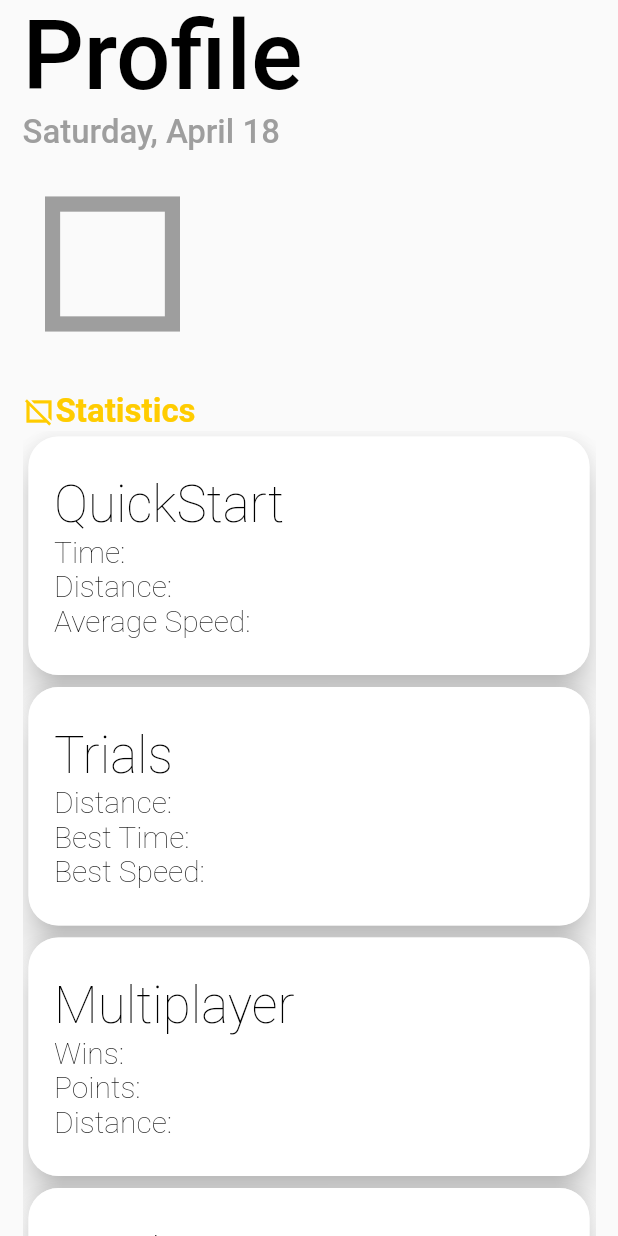
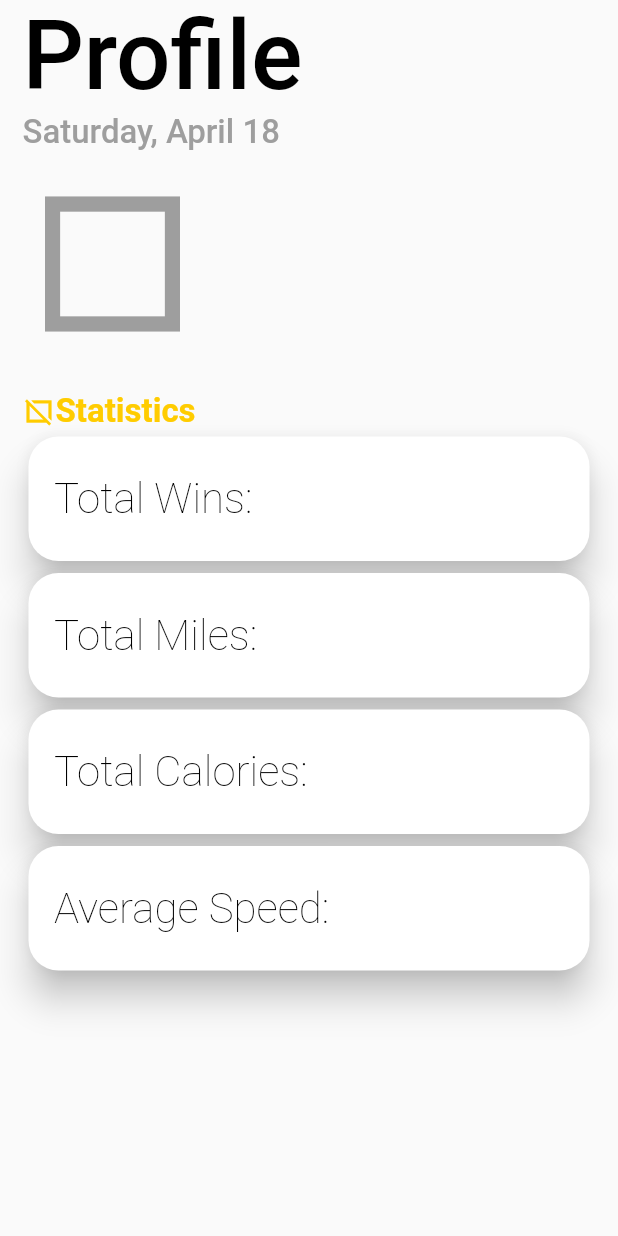
Before and after one commit to gfonsec2/Rider, a Flutter app: the Profile screen opened directly, on a phone screen of 412 x 824 dp. Run offline on Flutter 3.47's test engine with Material 2 defaults, Android fonts, the phone set to English and light mode, and no system bars; our stand-ins replace cloud_firestore, firebase_auth, firebase_database, flutter_icons; missing offline and left inert: flutter_mailer; accounts and stored records are empty; Roboto replaces fonts that are missing (ProximaNova).

Commit message:
fixed proflie with 4 stats

```diff
--- a/lib/Profile.dart
+++ b/lib/Profile.dart
@@ -67,7 +67,7 @@ class _ProfileState extends State<Profile> {
                         ],
                       ),
                     ),
-                  SizedBox(width:20),
+                  SizedBox(width:5),
                   StreamBuilder(
                     stream: Firestore.instance.collection('users').document(user.uid).snapshots(),
                     builder: (context, snapshot) {
@@ -81,14 +81,14 @@ class _ProfileState extends State<Profile> {
                           Text(userDocument["name"],
                             style: TextStyle(
                               fontFamily: 'ProximaNova',
-                              fontSize: 38,
+                              fontSize: 33,
                               fontWeight: FontWeight.w200,
                               color: Colors.black,
                             )
                           ),
                           Text(userDocument["username"],
                             style: TextStyle(
-                              fontSize: 28,
+                              fontSize: 20,
                               fontWeight: FontWeight.w200,
                               color: Color(0xff838383),
                             )
@@ -359,8 +359,9 @@ class _ProfileState extends State<Profile> {
         padding: EdgeInsets.only(bottom:25),
         children: <Widget>[
             Card(
+              //color: Color(0xff60CECE),
               shape: RoundedRectangleBorder(
-                side: BorderSide(color: Colors.white70, width: 1),
+                // side: BorderSide(color: Colors.white70, width: 1),
                 borderRadius: BorderRadius.circular(20),
               ),
               elevation: 10,
@@ -389,42 +390,42 @@ class _ProfileState extends State<Profile> {
                           crossAxisAlignment: CrossAxisAlignment.start,
                           children: <Widget>[
                             Row(children: <Widget>[
-                              Text("QuickStart",
+                              Text("Total Wins:",
                               style: TextStyle(
                                 fontFamily: 'ProximaNova',
-                                fontSize: 34,
+                                fontSize: 28,
                                 fontWeight: FontWeight.w200,
                                 color: Colors.black,
                               )
                             ),
                             ],),
-                            Row(children: <Widget>[
-                             Text("Time:",
-                              style: TextStyle(
-                                fontSize: 20,
-                                fontWeight: FontWeight.w200,
-                                color: Colors.black,
-                              )
-                            ),
-                            ],),
-                             Row(children: <Widget>[
-                             Text("Distance:",
-                              style: TextStyle(
-                                fontSize: 20,
-                                fontWeight: FontWeight.w200,
-                                color: Colors.black,
-                              )
-                            ),
-                            ],),
-                             Row(children: <Widget>[
-                             Text("Average Speed:",
-                              style: TextStyle(
-                                fontSize: 20,
-                                fontWeight: FontWeight.w200,
-                                color: Colors.black,
-                              )
-                            ),
-                            ],),
+                            // Row(children: <Widget>[
+                            //  Text("Time:",
+                            //   style: TextStyle(
+                            //     fontSize: 20,
+                            //     fontWeight: FontWeight.w200,
+                            //     color: Colors.black,
+                            //   )
+                            // ),
+                            // ],),
+                            //  Row(children: <Widget>[
+                            //  Text("Distance:",
+                            //   style: TextStyle(
+                            //     fontSize: 20,
+                            //     fontWeight: FontWeight.w200,
+                            //     color: Colors.black,
+                            //   )
+                            // ),
+                            // ],),
+                            //  Row(children: <Widget>[
+                            //  Text("Average Speed:",
+                            //   style: TextStyle(
+                            //     fontSize: 20,
+                            //     fontWeight: FontWeight.w200,
+                            //     color: Colors.black,
+                            //   )
+                            // ),
+                            // ],),
                             // Text("Jump straight into the\nspeedometer and stop-\nwatch menu.",
                             //   style: TextStyle(
                             //     fontSize: 16,
@@ -442,8 +443,9 @@ class _ProfileState extends State<Profile> {
               ),
             ),
              Card(
+               //color: Color(0xffFF6666),
               shape: RoundedRectangleBorder(
-                side: BorderSide(color: Colors.white70, width: 1),
+                //side: BorderSide(color: Colors.white70, width: 1),
                 borderRadius: BorderRadius.circular(20),
               ),
               elevation: 10,
@@ -486,41 +488,41 @@ class _ProfileState extends State<Profile> {
                         //   // ),
                         // ),
                         // SizedBox(width:10),
-                             Text("Trials",
+                             Text("Total Miles:",
                               style: TextStyle(
-                                fontSize: 34,
+                                fontSize: 28,
                                 fontWeight: FontWeight.w200,
                                 color: Colors.black,
                               )
                             ),
                             ],),
-                            Row(children: <Widget>[
-                             Text("Distance:",
-                              style: TextStyle(
-                                fontSize: 20,
-                                fontWeight: FontWeight.w200,
-                                color: Colors.black,
-                              )
-                            ),
-                            ],),
-                            Row(children: <Widget>[
-                             Text("Best Time:",
-                              style: TextStyle(
-                                fontSize: 20,
-                                fontWeight: FontWeight.w200,
-                                color: Colors.black,
-                              )
-                            ),
-                            ],),
-                             Row(children: <Widget>[
-                             Text("Best Speed:",
-                              style: TextStyle(
-                                fontSize: 20,
-                                fontWeight: FontWeight.w200,
-                                color: Colors.black,
-                              )
-                            ),
-                            ],)
+                            // Row(children: <Widget>[
+                            //  Text("Total Miles:",
+                            //   style: TextStyle(
+                            //     fontSize: 20,
+                            //     fontWeight: FontWeight.w200,
+                            //     color: Colors.black,
+                            //   )
+                            // ),
+                            // ],),
+                            // Row(children: <Widget>[
+                            //  Text("Best Time:",
+                            //   style: TextStyle(
+                            //     fontSize: 20,
+                            //     fontWeight: FontWeight.w200,
+                            //     color: Colors.black,
+                            //   )
+                            // ),
+                            // ],),
+                            //  Row(children: <Widget>[
+                            //  Text("Best Speed:",
+                            //   style: TextStyle(
+                            //     fontSize: 20,
+                            //     fontWeight: FontWeight.w200,
+                            //     color: Colors.black,
+                            //   )
+                            // ),
+                            // ],)
                             // Text("Race against the clock to\ncross the finish line.\nCompare with friends.",
                             //   style: TextStyle(
                             //     fontSize: 16,
@@ -539,8 +541,9 @@ class _ProfileState extends State<Profile> {
               ),
             ),
             Card(
+              //color: Color(0xffFFCC00),
               shape: RoundedRectangleBorder(
-                side: BorderSide(color: Colors.white70, width: 1),
+                //side: BorderSide(color: Colors.white70, width: 1),
                 borderRadius: BorderRadius.circular(20),
               ),
               elevation: 10,
@@ -583,41 +586,41 @@ class _ProfileState extends State<Profile> {
                         //   // ),
                         // ),
                         // SizedBox(width:10),
-                              Text("Multiplayer",
+                              Text("Total Calories:",
                               style: TextStyle(
-                                fontSize: 34,
+                                fontSize: 28,
                                 fontWeight: FontWeight.w200,
                                 color: Colors.black,
                               )
                             ),
                             ],),
-                            Row(children: <Widget>[
-                            Text("Wins:",
-                              style: TextStyle(
-                                fontSize: 20,
-                                fontWeight: FontWeight.w200,
-                                color: Colors.black,
-                              )
-                            ),
-                            ],),
-                            Row(children: <Widget>[
-                            Text("Points:",
-                              style: TextStyle(
-                                fontSize: 20,
-                                fontWeight: FontWeight.w200,
-                                color: Colors.black,
-                              )
-                            ),
-                            ],),
-                            Row(children: <Widget>[
-                            Text("Distance:",
-                              style: TextStyle(
-                                fontSize: 20,
-                                fontWeight: FontWeight.w200,
-                                color: Colors.black,
-                              )
-                            ),
-                            ],),
+                            // Row(children: <Widget>[
+                            // Text("Wins:",
+                            //   style: TextStyle(
+                            //     fontSize: 20,
+                            //     fontWeight: FontWeight.w200,
+                            //     color: Colors.black,
+                            //   )
+                            // ),
+                            // ],),
+                            // Row(children: <Widget>[
+                            // Text("Points:",
+                            //   style: TextStyle(
+                            //     fontSize: 20,
+                            //     fontWeight: FontWeight.w200,
+                            //     color: Colors.black,
+                            //   )
+                            // ),
+                            // ],),
+                            // Row(children: <Widget>[
+                            // Text("Distance:",
+                            //   style: TextStyle(
+                            //     fontSize: 20,
+                            //     fontWeight: FontWeight.w200,
+                            //     color: Colors.black,
+                            //   )
+                            // ),
+                            // ],),
                             // Text("Multiplayer",
                             //   style: TextStyle(
                             //     fontSize: 34,
@@ -643,8 +646,9 @@ class _ProfileState extends State<Profile> {
               ),
             ),
              Card(
+               //color: Color(0xff916DD5),
               shape: RoundedRectangleBorder(
-                side: BorderSide(color: Colors.white70, width: 1),
+                //side: BorderSide(color: Colors.white70, width: 1),
                 borderRadius: BorderRadius.circular(20),
               ),
               elevation: 10,
@@ -674,41 +678,41 @@ class _ProfileState extends State<Profile> {
                         //   // ),
                         // ),
                         // SizedBox(width:10),
-                              Text("Singles",
+                              Text("Average Speed:",
                               style: TextStyle(
-                                fontSize: 34,
+                                fontSize: 28,
                                 fontWeight: FontWeight.w200,
                                 color: Colors.black,
                               )
                             ),
                             ],),
-                            Row(children: <Widget>[
-                            Text("Time:",
-                              style: TextStyle(
-                                fontSize: 20,
-                                fontWeight: FontWeight.w200,
-                                color: Colors.black,
-                              )
-                            ),
-                            ],),
-                            Row(children: <Widget>[
-                            Text("Points:",
-                              style: TextStyle(
-                                fontSize: 20,
-                                fontWeight: FontWeight.w200,
-                                color: Colors.black,
-                              )
-                            ),
-                            ],),
-                            Row(children: <Widget>[
-                            Text("Distance:",
-                              style: TextStyle(
-                                fontSize: 20,
-                                fontWeight: FontWeight.w200,
-                                color: Colors.black,
-                              )
-                            ),
-                            ],),
+                            // Row(children: <Widget>[
+                            // Text("Time:",
+                            //   style: TextStyle(
+                            //     fontSize: 20,
+                            //     fontWeight: FontWeight.w200,
+                            //     color: Colors.black,
+                            //   )
+                            // ),
+                            // ],),
+                            // Row(children: <Widget>[
+                            // Text("Points:",
+                            //   style: TextStyle(
+                            //     fontSize: 20,
+                            //     fontWeight: FontWeight.w200,
+                            //     color: Colors.black,
+                            //   )
+                            // ),
+                            // ],),
+                            // Row(children: <Widget>[
+                            // Text("Distance:",
+                            //   style: TextStyle(
+                            //     fontSize: 20,
+                            //     fontWeight: FontWeight.w200,
+                            //     color: Colors.black,
+                            //   )
+                            // ),
+                            // ],),
 
 
                             // Text("Solo player minigames.\nBeat your high score in\nthese assault bike games.",
```
Also changed, not shown: 2 other files.
